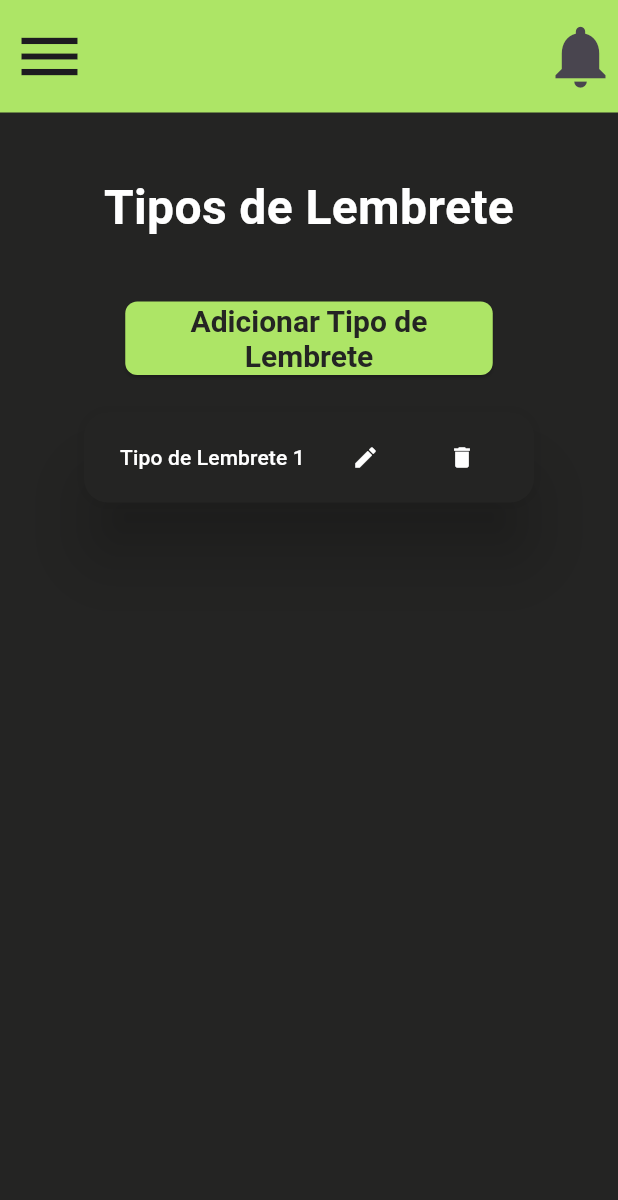
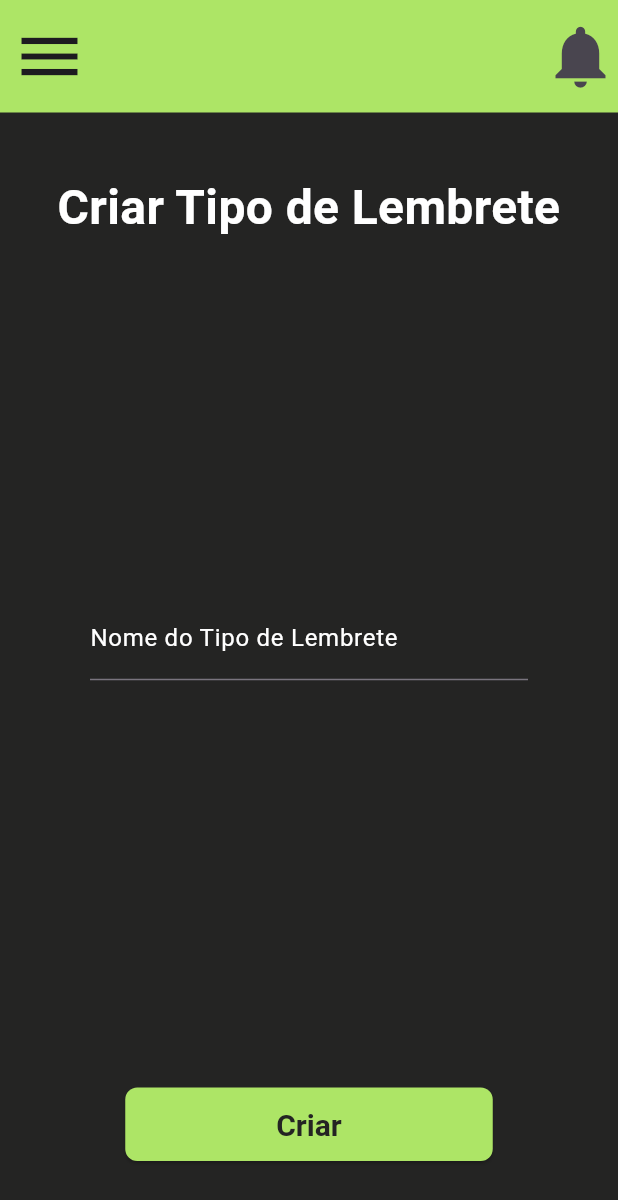
Before and after one commit to LuisFernandoPBPereira/EZReminder, a Flutter app: the screen it shows after launch, after a tap on the "menu" icon, after a tap on "Criar Tipo do Lembrete", on a phone screen of 412 x 824 dp. Shown: the top 1200 px of the screen. Run offline on Flutter 3.47's test engine with Material 3 defaults, Android fonts, the phone set to English and light mode, and no system bars; our stand-ins replace flutter_colorpicker.

Commit message:
feat: Criando telas de Criar Tipo de Lembrete e Configurações

```diff
--- a/lib/components/sidebar.dart
+++ b/lib/components/sidebar.dart
@@ -1,5 +1,7 @@
 import 'package:ez_reminder/global/ezreminder_colors.dart';
+import 'package:ez_reminder/screens/configuracoes.dart';
 import 'package:ez_reminder/screens/criar_lembrete.dart';
+import 'package:ez_reminder/screens/criar_tipo_de_lembrete.dart';
 import 'package:ez_reminder/screens/home.dart';
 import 'package:ez_reminder/screens/tipos_de_lembrete.dart';
 import 'package:flutter/material.dart';
@@ -11,7 +13,16 @@ class Sidebar extends StatelessWidget {
       backgroundColor: Color(EzreminderColors.backgroundPreto),
       child: ListView(
         children: [
-          DrawerHeader(child: Text("Cabeçalho")),
+          DrawerHeader(
+              child: Column(
+            mainAxisAlignment: MainAxisAlignment.center,
+            children: [
+              Text("Olá, Usuário!",
+                  style: TextStyle(
+                    color: Color(EzreminderColors.branco),
+                  ))
+            ],
+          )),
           ListTile(
             leading: Icon(
               Icons.home,
@@ -64,7 +75,10 @@ class Sidebar extends StatelessWidget {
               style: TextStyle(color: Color(EzreminderColors.branco)),
             ),
             onTap: () {
-              Navigator.pop(context);
+              Navigator.push(
+                context,
+                MaterialPageRoute(builder: (context) => CriarTipoDeLembrete()),
+              );
             },
           ),
           ListTile(
@@ -108,7 +122,10 @@ class Sidebar extends StatelessWidget {
               style: TextStyle(color: Color(EzreminderColors.branco)),
             ),
             onTap: () {
-              Navigator.pop(context);
+              Navigator.push(
+                context,
+                MaterialPageRoute(builder: (context) => Configuracoes()),
+              );
             },
           ),
         ],
--- a/lib/main.dart
+++ b/lib/main.dart
@@ -1,4 +1,6 @@
+import 'package:ez_reminder/screens/configuracoes.dart';
 import 'package:ez_reminder/screens/criar_lembrete.dart';
+import 'package:ez_reminder/screens/criar_tipo_de_lembrete.dart';
 import 'package:ez_reminder/screens/email_redefinicao_de_senha.dart';
 import 'package:ez_reminder/screens/home.dart';
 import 'package:ez_reminder/screens/login.dart';
@@ -27,7 +29,7 @@ class EzReminder extends StatelessWidget {
     return MaterialApp(
         debugShowCheckedModeBanner: false,
         title: "EZReminder",
-        home: TiposDeLembrete());
+        home: Configuracoes());
     // return MaterialApp(title: "EZReminder", home: EmailRedefinicaoDeSenha());
     // return MaterialApp(title: "EZReminder", home: NovaSenha());
   }
--- /dev/null
+++ b/lib/screens/configuracoes.dart
@@ -0,0 +1,36 @@
+import 'package:ez_reminder/components/app_layout.dart';
+import 'package:ez_reminder/components/titulo.dart';
+import 'package:ez_reminder/global/ezreminder_colors.dart';
+import 'package:flutter/material.dart';
+
+class Configuracoes extends StatelessWidget {
+  @override
+  Widget build(BuildContext context) {
+    return AppLayout(
+        content: SafeArea(
+            child: Center(
+      child: Column(
+        children: [
+          const Titulo(texto: "Configurações"),
+          ElevatedButton(
+            onPressed: () {},
+            style: ElevatedButton.styleFrom(
+              backgroundColor: Color(EzreminderColors.backgroundPreto),
+              textStyle:
+                  const TextStyle(fontSize: 20, fontWeight: FontWeight.bold),
+              elevation: 20,
+              fixedSize: const Size(245, 49),
+              shape: const RoundedRectangleBorder(
+                  borderRadius: BorderRadius.all(Radius.circular(8))),
+            ),
+            child: const Text(
+              "Sair da conta",
+              style: TextStyle(color: Color(0xFFFF0000)),
+              textAlign: TextAlign.center,
+            ),
+          )
+        ],
+      ),
+    )));
+  }
+}
--- /dev/null
+++ b/lib/screens/criar_tipo_de_lembrete.dart
@@ -0,0 +1,41 @@
+import 'package:ez_reminder/components/app_layout.dart';
+import 'package:ez_reminder/components/custom_button.dart';
+import 'package:ez_reminder/components/titulo.dart';
+import 'package:ez_reminder/global/ezreminder_colors.dart';
+import 'package:flutter/material.dart';
+
+class CriarTipoDeLembrete extends StatelessWidget {
+  TextEditingController nomeTipoLembrete = TextEditingController();
+
+  @override
+  Widget build(BuildContext context) {
+    return AppLayout(
+        content: Center(
+      child: Column(
+        mainAxisAlignment: MainAxisAlignment.spaceBetween,
+        children: [
+          const Titulo(texto: "Criar Tipo de Lembrete"),
+          Container(
+            margin: const EdgeInsets.only(bottom: 25),
+            child: Padding(
+              padding:
+                  const EdgeInsets.symmetric(horizontal: 60.0, vertical: 0),
+              child: TextField(
+                controller: nomeTipoLembrete,
+                decoration: InputDecoration(
+                  labelStyle: TextStyle(color: Color(EzreminderColors.branco)),
+                  labelText: "Nome do Tipo de Lembrete",
+                  border: const UnderlineInputBorder(),
+                ),
+                style: const TextStyle(color: Color(0xFFFFFFFF)),
+              ),
+            ),
+          ),
+          Container(
+              margin: const EdgeInsets.symmetric(horizontal: 0, vertical: 50),
+              child: CustomButton(label: "Criar", onPressed: () {}))
+        ],
+      ),
+    ));
+  }
+}
```
